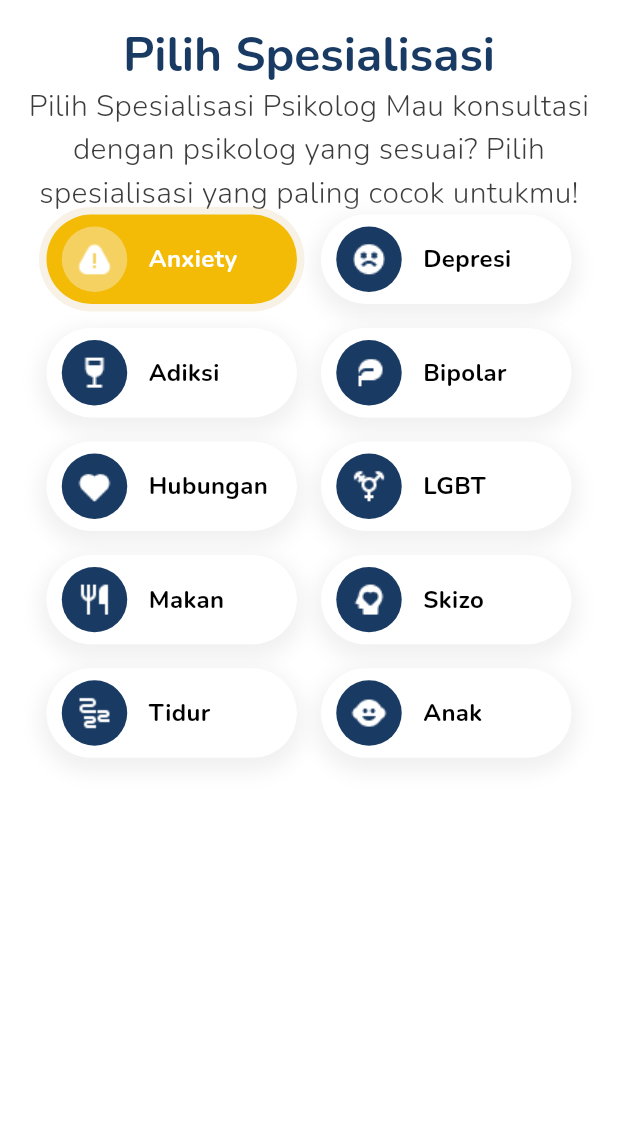
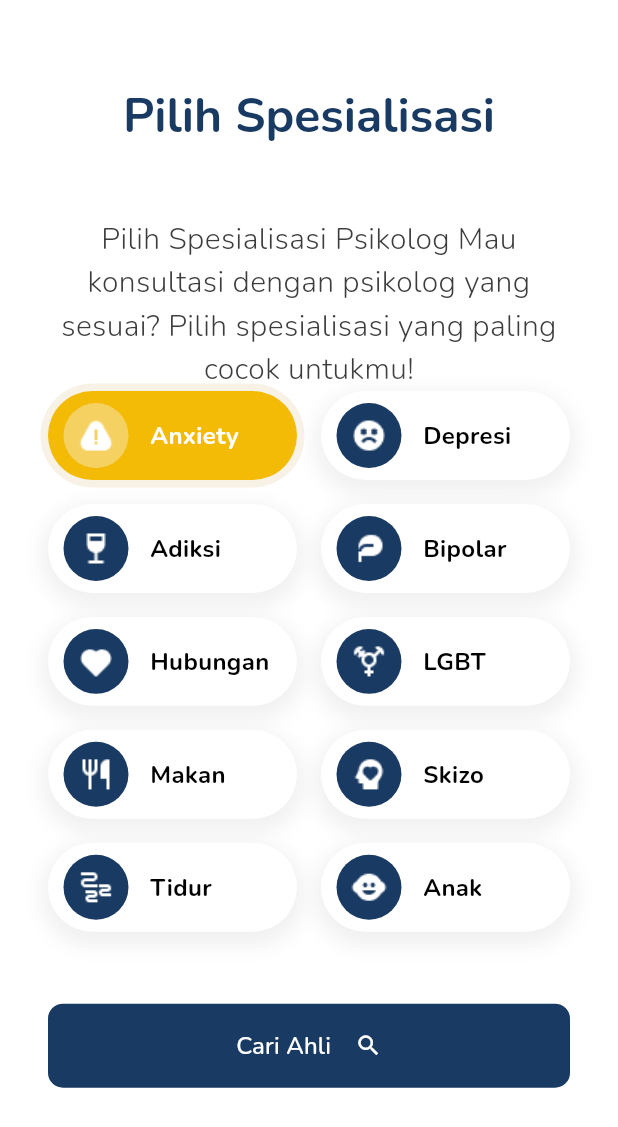
Before and after one commit to rizqiaditya222/raion_intern_15, a Flutter app: the Specialization screen opened by its route, on a phone screen of 412 x 824 dp. Shown: the top 1127 px of the screen. Run offline on Flutter 3.47's test engine with Material 3 defaults, Android fonts, the phone set to English and light mode, and no system bars; our stand-ins replace cloud_firestore, firebase_auth, firebase_core, firebase_database, get_it, google_fonts; accounts and stored records are empty.

Commit message:
slicing specialization done

```diff
--- a/lib/features/presentation/screens/consultation_screen/specialization.dart
+++ b/lib/features/presentation/screens/consultation_screen/specialization.dart
@@ -66,19 +66,31 @@ class _SpecializationState extends State<Specialization> {
   @override
   Widget build(BuildContext context) {
     return Scaffold(
-      body: Padding(
-        padding: const EdgeInsets.all(16.0),
-        child: Align(
-          alignment: Alignment.center,
+      body: SingleChildScrollView(
+        child: Padding(
+          padding: const EdgeInsets.all(32.0),
           child: Column(
             crossAxisAlignment: CrossAxisAlignment.center,
             children: [
-              Text("Pilih Spesialisasi", style: Theme.of(context).textTheme.headlineLarge, textAlign: TextAlign.center,),
-              Text("Pilih Spesialisasi Psikolog Mau konsultasi dengan psikolog yang sesuai? Pilih spesialisasi yang paling cocok untukmu!", style: TextStyle(color: Color(0xFF3D3B3B), fontSize: 20), textAlign: TextAlign.center,),
-              SizedBox(
+              SizedBox(height: MediaQuery.of(context).size.height * 0.03),
+
+              Text(
+                "Pilih Spesialisasi",
+                style: Theme.of(context).textTheme.headlineLarge,
+                textAlign: TextAlign.center,
+              ),
+              SizedBox(height: 48),
+              Text(
+                "Pilih Spesialisasi Psikolog Mau konsultasi dengan psikolog yang sesuai? Pilih spesialisasi yang paling cocok untukmu!",
+                style: TextStyle(color: Color(0xFF3D3B3B), fontSize: 20),
+                textAlign: TextAlign.center,
+              ),
+              Center(
+                child: SizedBox(
                   width: 350,
                   child: GridView.builder(
-                  shrinkWrap: true,
+                    shrinkWrap: true, // Pastikan GridView menyesuaikan dengan kontennya
+                    physics: NeverScrollableScrollPhysics(), // Hindari konflik dengan SingleChildScrollView
                     gridDelegate: SliverGridDelegateWithFixedCrossAxisCount(
                       crossAxisCount: 2,
                       childAspectRatio: 2.8,
@@ -125,8 +137,7 @@ class _SpecializationState extends State<Specialization> {
                                       ? options[index]['activeIcon']
                                       : options[index]['icon'],
                                   width: 40,
-                                color: Colors
-                                    .white, // Jika ingin mewarnai gambar, gunakan ColorFilter
+                                  color: Colors.white,
                                 ),
                               ),
                               SizedBox(width: 12),
@@ -145,6 +156,38 @@ class _SpecializationState extends State<Specialization> {
                     },
                   ),
                 ),
+              ),
+
+              SizedBox(height: 48), // Jarak antara GridView dan tombol
+
+              // Tombol "Cari Ahli"
+              SizedBox(
+                width: double.infinity,
+                height: 56,
+                child: ElevatedButton(
+                  style: ElevatedButton.styleFrom(
+                    elevation: 0,
+                    backgroundColor: primary[90],
+                    foregroundColor: Colors.white,
+                    shape: RoundedRectangleBorder(
+                      borderRadius: BorderRadius.circular(10),
+                    ),
+                  ),
+                  onPressed: () {},
+                  child: Row(
+                    mainAxisAlignment: MainAxisAlignment.center,
+                    children: [
+                      Text(
+                        "Cari Ahli",
+                        style: TextStyle(fontSize: 16, fontWeight: FontWeight.w500),
+                      ),
+                      SizedBox(width: 16),
+                      Icon(Icons.search, color: Colors.white),
+                    ],
+                  ),
+                ),
+              ),
+              SizedBox(height: MediaQuery.of(context).size.height * 0.05),
             ],
           ),
         ),
```
Lines whose indentation alone changed are shown as unchanged.
